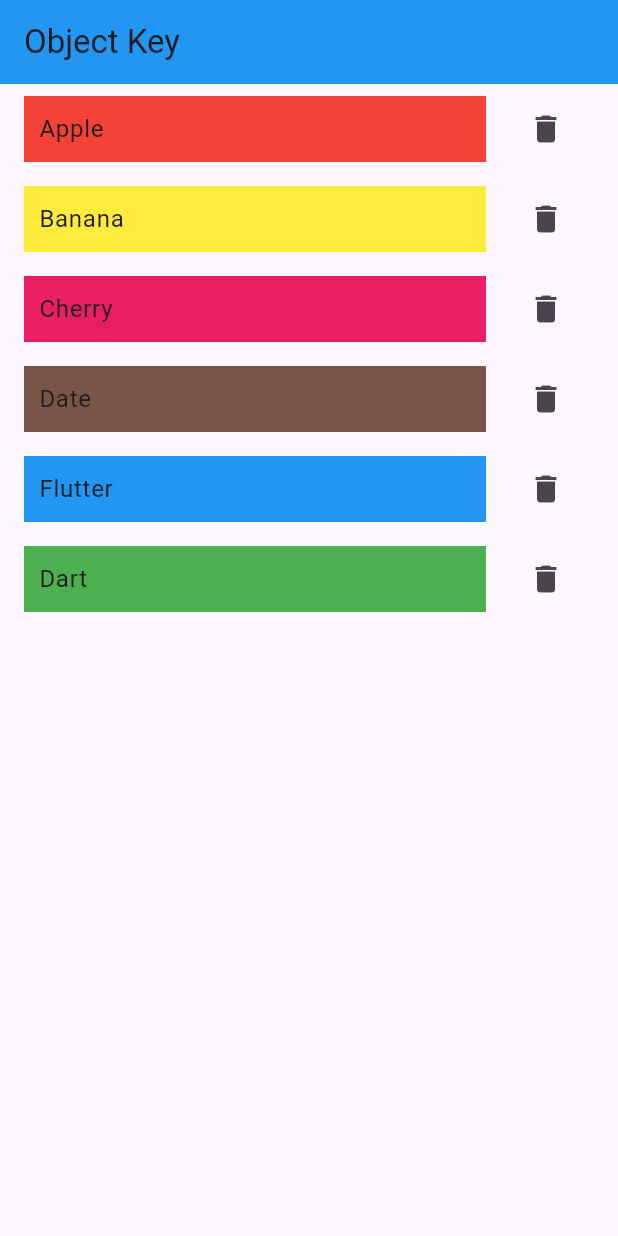
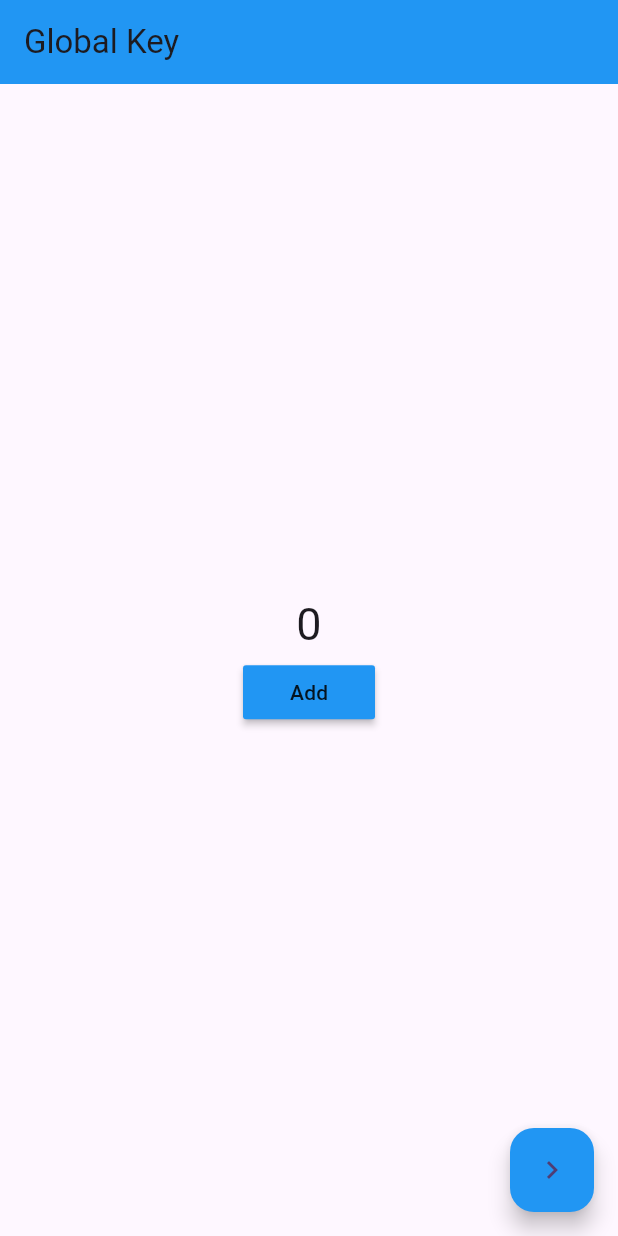
Before and after one commit to juratsobirov/ngdemo8, a Flutter app: the screen it shows after launch, on a phone screen of 412 x 824 dp. Run offline on Flutter 3.47's test engine with Material 3 defaults, Android fonts, the phone set to English and light mode, and no system bars; our stand-ins replace logger.

Commit message:
Additional change commit

```diff
--- a/lib/main.dart
+++ b/lib/main.dart
@@ -2,6 +2,8 @@ import 'package:flutter/material.dart';
 import 'package:ngdemo8/pages/applifecycle_page.dart';
 import 'package:ngdemo8/pages/valuekey_page.dart';
 import 'package:ngdemo8/pages/widgetlifecycle_page.dart';
+import 'pages/counter_page.dart';
+import 'pages/globalkey_page.dart';
 import 'pages/objectkey_page.dart';
 import 'pages/uniquekey_page.dart';
 
@@ -21,7 +23,7 @@ class MyApp extends StatelessWidget {
         colorScheme: ColorScheme.fromSeed(seedColor: Colors.deepPurple),
         useMaterial3: true,
       ),
-      home: ObjectkeyPage(),
+      home: GlobalkeyPage(),
     );
   }
 }
--- /dev/null
+++ b/lib/pages/counter_page.dart
@@ -0,0 +1,36 @@
+import 'package:flutter/material.dart';
+
+class CounterPage extends StatefulWidget {
+  const CounterPage({super.key});
+
+  @override
+  State<CounterPage> createState() => CounterPageState();
+}
+
+class CounterPageState extends State<CounterPage> {
+  late int count;
+
+  @override
+  void initState(){
+    super.initState();
+    count = 0;
+  }
+
+  @override
+  Widget build(BuildContext context) {
+    return Column(
+       children: [
+         Text(count.toString(), style: TextStyle(fontSize: 30),),
+         MaterialButton(
+           onPressed:(){
+             setState((){
+               count++;
+             });
+           },
+           color: Colors.blue,
+           child:Text("Add"),
+         ),
+       ],
+    );
+  }
+}
--- /dev/null
+++ b/lib/pages/globalkey_page.dart
@@ -0,0 +1,56 @@
+import 'package:flutter/material.dart';
+
+import 'counter_page.dart';
+import 'second_page.dart';
+
+class GlobalkeyPage extends StatefulWidget {
+  const GlobalkeyPage({super.key});
+
+  @override
+  State<GlobalkeyPage> createState() => _GlobalkeyPageState();
+}
+
+class _GlobalkeyPageState extends State<GlobalkeyPage> {
+
+  late GlobalKey<CounterPageState> _counterState;
+
+  _openSecondPage(){
+    Navigator.of(context).push(MaterialPageRoute(builder: (BuildContext context){
+      return SecondPage(counterKey:_counterState,);
+    }));
+  }
+
+  @override
+  initState(){
+    super.initState();
+    _counterState = GlobalKey();
+  }
+
+  @override
+  Widget build(BuildContext context) {
+    return Scaffold(
+      appBar: AppBar(
+        backgroundColor: Colors.blue,
+        title: Text("Global Key"),
+      ),
+      body:Container(
+        width:double.infinity,
+        child:Column(
+          mainAxisAlignment:MainAxisAlignment.center,
+          children: [
+            CounterPage(key:_counterState),
+          ],
+        ),
+      ),
+
+      floatingActionButton:FloatingActionButton(
+        backgroundColor:Colors.blue,
+        onPressed:(){
+          _openSecondPage();
+        },
+        child: Icon(Icons.navigate_next),
+      ),
+
+    );
+  }
+}
```
Also changed, not shown: lib/pages/second_page.dart (added, +42 -0 lines).
